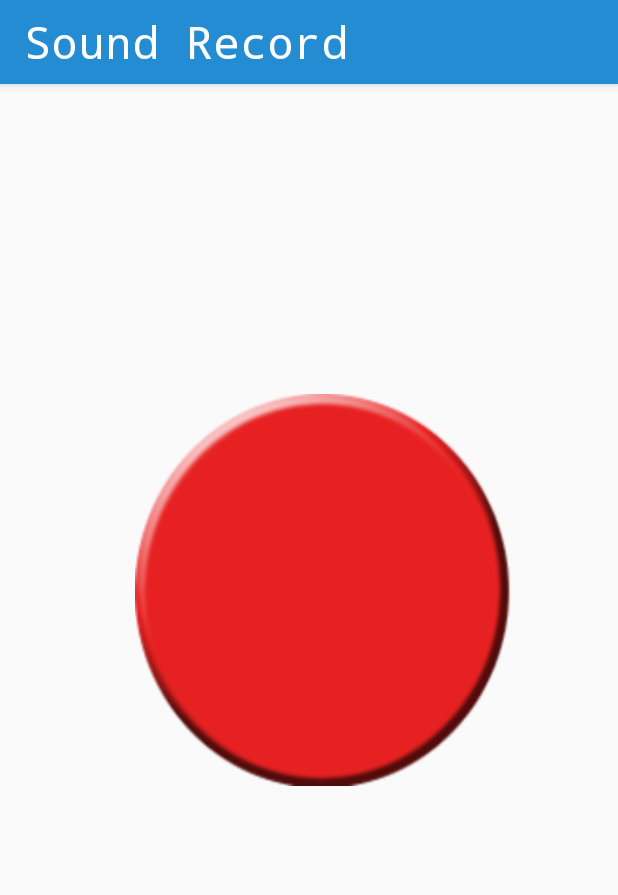
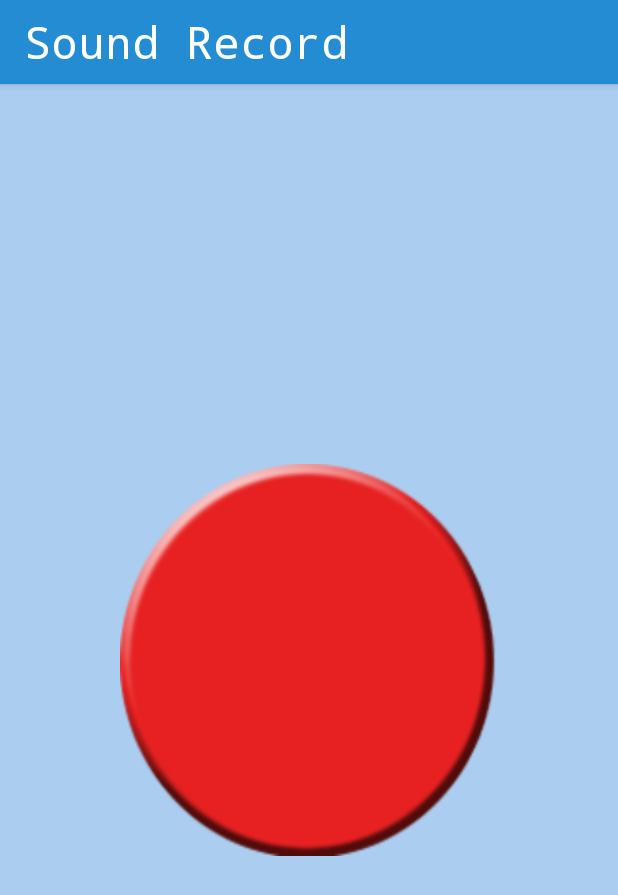
Before and after one commit to a-usov/Pitch-Testing-App, an Android app: the screen it shows after launch (RecordingActivity), after a tap on "HOCKEY", on a phone screen of 412 x 824 dp. Shown: the top 895 px of the screen. Run offline under Robolectric (Android 15) with nearby library versions, the phone set to English and light mode, and no system bars.

Commit message:
#108 buttons in the middle, changed backround color

```diff
--- a/SoundRecord/app/src/main/res/layout/activity_recording.xml
+++ b/SoundRecord/app/src/main/res/layout/activity_recording.xml
@@ -4,6 +4,7 @@
     xmlns:tools="http://schemas.android.com/tools"
     android:layout_width="match_parent"
     android:layout_height="match_parent"
+    android:background="#abcdef"
     tools:context=".RecordingActivity">
 
     <ToggleButton
@@ -12,19 +13,17 @@
         android:layout_height="261dp"
         android:layout_marginStart="90dp"
         android:layout_marginLeft="90dp"
-        android:layout_marginTop="90dp"
+        android:layout_marginTop="8dp"
         android:layout_marginEnd="90dp"
         android:layout_marginRight="90dp"
-        android:layout_marginBottom="300dp"
+        android:layout_marginBottom="8dp"
         android:background="@drawable/button_record"
         android:checked="false"
         android:text=""
         android:textOff=""
-        android:textOn="Recording"
+        android:textOn="@string/recording"
         app:layout_constraintBottom_toBottomOf="parent"
         app:layout_constraintEnd_toEndOf="parent"
-        app:layout_constraintHorizontal_bias="0.0"
         app:layout_constraintStart_toStartOf="parent"
-        app:layout_constraintTop_toTopOf="parent"
-        app:layout_constraintVertical_bias="1.0" />
+        app:layout_constraintTop_toTopOf="parent" />
 </android.support.constraint.ConstraintLayout>
--- a/SoundRecord/app/src/main/res/values/strings.xml
+++ b/SoundRecord/app/src/main/res/values/strings.xml
@@ -59,6 +59,7 @@
     <string name="finish">Finish</string>
     <string name="new_test">New Test</string>
     <string name="discard_test">Discard Test</string>
+    <string name="recording">Recording</string>
 
     <string name="choose_test">Choose the test</string>
 
```
